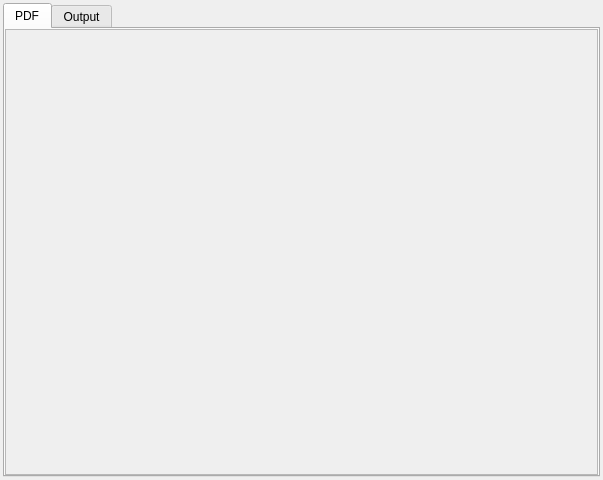
Before: the Qt Designer form src/gui/previewwindow.ui in tikzit/tikzit, drawn with Qt 5.
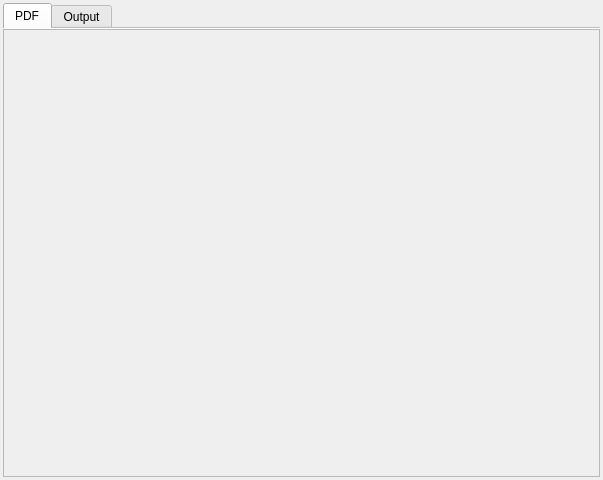
After: the same form once the commit is applied.

Patch:
```diff
--- a/src/gui/previewwindow.ui
+++ b/src/gui/previewwindow.ui
@@ -32,7 +32,7 @@
       <number>0</number>
      </property>
      <property name="documentMode">
-      <bool>false</bool>
+      <bool>true</bool>
      </property>
      <property name="tabsClosable">
       <bool>false</bool>
@@ -70,8 +70,8 @@
            <rect>
             <x>0</x>
             <y>0</y>
-            <width>591</width>
-            <height>448</height>
+            <width>595</width>
+            <height>451</height>
            </rect>
           </property>
           <layout class="QVBoxLayout" name="verticalLayout_4">
```
